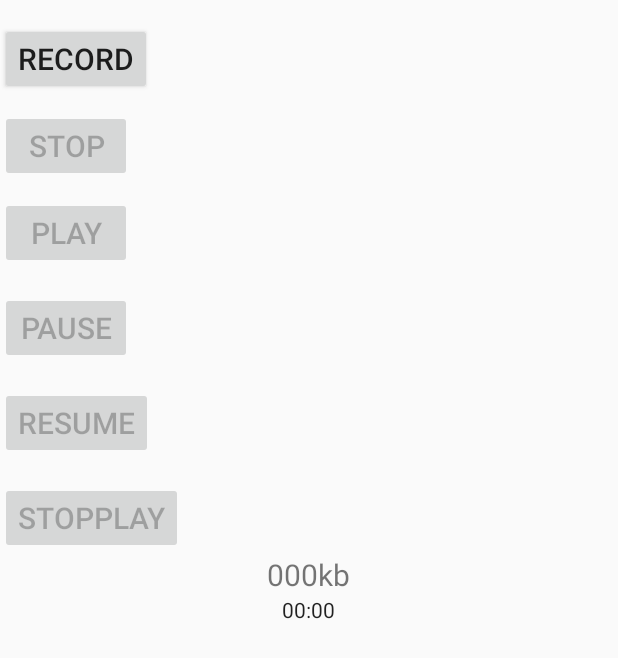
After one commit to ChuHieu02/AudioRecorder, an Android app: the demoActivity screen opened directly, with no data from a screen before it, on a phone screen of 412 x 824 dp. The commit adds this screen. Shown: the top 658 px of the screen. Run offline under Robolectric (Android 15) with nearby library versions, the phone set to English and light mode, and no system bars.

Commit message:
MODAUDIORECORDER-13 - Triển khai Chức năng Pause và Play trong ghi âm MODAUDIORECORDER-34 - Xuất ra thời gian khi đang tiến hành ghi âm.

```diff
--- /dev/null
+++ b/app/src/main/java/com/audiorecorder/voicerecorderhd/editor/demoRecord/demoActivity.java
@@ -0,0 +1,182 @@
+package com.audiorecorder.voicerecorderhd.editor.demoRecord;
+
+import androidx.annotation.RequiresApi;
+import androidx.appcompat.app.AppCompatActivity;
+
+import android.media.MediaPlayer;
+import android.media.MediaRecorder;
+import android.os.Build;
+import android.os.Bundle;
+import android.os.Environment;
+import android.os.SystemClock;
+import android.view.View;
+import android.widget.Button;
+import android.widget.Chronometer;
+import android.widget.TextView;
+import android.widget.Toast;
+
+import com.audiorecorder.voicerecorderhd.editor.R;
+
+import java.io.IOException;
+import java.util.UUID;
+
+public class demoActivity extends AppCompatActivity {
+    private Button playRecord, stopRecord, startRecord,pause,resume,stopPlay;
+    private MediaRecorder myAudioRecorder;
+    private String outputFile;
+    private Chronometer chronometerTimer;
+    private TextView tvTimer;
+    private boolean isRunning;
+    private long pauseOffsetChorno;
+    private static String timeSize;
+    @Override
+    protected void onCreate(Bundle savedInstanceState) {
+        super.onCreate(savedInstanceState);
+        setContentView(R.layout.activity_demo);
+        playRecord = (Button) findViewById(R.id.play);
+        stopRecord = (Button) findViewById(R.id.stop);
+        startRecord = (Button) findViewById(R.id.record);
+        pause = (Button) findViewById(R.id.pasue);
+        resume = (Button) findViewById(R.id.resume);
+        stopPlay = (Button) findViewById(R.id.stopPlay);
+        tvTimer = (TextView) findViewById(R.id.tvFileLenght);
+        chronometerTimer = (Chronometer) findViewById(R.id.chronometerTime);
+        stopRecord.setEnabled(false);
+        playRecord.setEnabled(false);
+        pause.setEnabled(false);
+        resume.setEnabled(false);
+        stopPlay.setEnabled(false);
+        operateAudio();
+    }
+
+    private void operateAudio() {
+
+        startRecord.setOnClickListener(new View.OnClickListener() {
+            @Override
+            public void onClick(View v) {
+                outputFile = Environment.getExternalStorageDirectory().getAbsolutePath() +"/"+ UUID.randomUUID() + "RecorderLAWER.mp3";
+                setupMediaRecorder();
+
+                try {
+                    myAudioRecorder.prepare();
+                    myAudioRecorder.start();
+                    pause.setEnabled(true);
+                } catch (IllegalStateException ise) {
+                    // make something ...
+                } catch (IOException ioe) {
+                    // make something
+                }
+                startRecord.setEnabled(false);
+                stopRecord.setEnabled(true);
+                playRecord.setEnabled(false);
+                stopChoronometer();
+                startChoronometer();
+                Toast.makeText(getApplicationContext(), "Recording started", Toast.LENGTH_LONG).show();
+            }
+        });
+
+        stopRecord.setOnClickListener(new View.OnClickListener() {
+            @RequiresApi(api = Build.VERSION_CODES.O)
+            @Override
+            public void onClick(View v) {
+                myAudioRecorder.stop();
+                myAudioRecorder.release();
+                myAudioRecorder = null;
+                startRecord.setEnabled(true);
+                stopRecord.setEnabled(false);
+                playRecord.setEnabled(true);
+                pause.setEnabled(false);
+                resume.setEnabled(false);
+                pauseChoronometer();
+                Toast.makeText(getApplicationContext(), "Audio Recorder successfully", Toast.LENGTH_LONG).show();
+            }
+        });
+
+        playRecord.setOnClickListener(new View.OnClickListener() {
+            @Override
+            public void onClick(View v) {
+                MediaPlayer mediaPlayer = new MediaPlayer();
+                stopPlay.setEnabled(true);
+                playRecord.setEnabled(false);
+                startRecord.setEnabled(false);
+                try {
+                    mediaPlayer.setDataSource(outputFile);
+                    mediaPlayer.prepare();
+                    mediaPlayer.start();
+                    Toast.makeText(getApplicationContext(), "Playing Audio", Toast.LENGTH_LONG).show();
+                } catch (Exception e) {
+                    // make something
+                }
+            }
+        });
+
+        pause.setOnClickListener(new View.OnClickListener() {
+            @RequiresApi(api = Build.VERSION_CODES.N)
+            @Override
+            public void onClick(View v) {
+                myAudioRecorder.pause();
+                pauseChoronometer();
+                resume.setEnabled(true);
+                pause.setEnabled(false);
+            }
+        });
+
+        resume.setOnClickListener(new View.OnClickListener() {
+            @RequiresApi(api = Build.VERSION_CODES.N)
+            @Override
+            public void onClick(View v) {
+                myAudioRecorder.resume();
+                startChoronometer();
+                resume.setEnabled(false);
+                pause.setEnabled(true);
+            }
+        });
+
+        stopPlay.setOnClickListener(new View.OnClickListener() {
+            @Override
+            public void onClick(View v) {
+                stopRecord.setEnabled(false);
+                resume.setEnabled(false);
+                pause.setEnabled(false);
+                playRecord.setEnabled(true);
+                stopPlay.setEnabled(false);
+                startRecord.setEnabled(true);
+
+                if (myAudioRecorder != null){
+                    myAudioRecorder.stop();
+                    myAudioRecorder.release();
+                    setupMediaRecorder();
+                }
+            }
+        });
+    }
+
+
+    private  void  setupMediaRecorder(){
+        myAudioRecorder = new MediaRecorder();
+        myAudioRecorder.setAudioSource(MediaRecorder.AudioSource.MIC);
+        myAudioRecorder.setOutputFormat(MediaRecorder.OutputFormat.THREE_GPP);
+        myAudioRecorder.setAudioEncoder(MediaRecorder.OutputFormat.AMR_NB);
+        myAudioRecorder.setOutputFile(outputFile);
+    }
+
+    private  void startChoronometer(){
+        if(!isRunning){
+            chronometerTimer.setBase(SystemClock.elapsedRealtime() - pauseOffsetChorno);
+            chronometerTimer.start();
+            isRunning= true;
+        }
+    }
+    private  void pauseChoronometer(){
+        if(isRunning){
+            chronometerTimer.stop();
+            pauseOffsetChorno = SystemClock.elapsedRealtime() - chronometerTimer.getBase();
+            isRunning = false;
+        }
+    }
+    private  void stopChoronometer(){
+        chronometerTimer.setBase(SystemClock.elapsedRealtime());
+        pauseOffsetChorno = 0;
+        timeSize = null;
+    }
+}
--- /dev/null
+++ b/app/src/main/res/layout/activity_demo.xml
@@ -0,0 +1,80 @@
+<?xml version="1.0" encoding="utf-8"?>
+<LinearLayout xmlns:android="http://schemas.android.com/apk/res/android"
+    xmlns:app="http://schemas.android.com/apk/res-auto"
+    xmlns:tools="http://schemas.android.com/tools"
+    android:layout_width="match_parent"
+    android:orientation="vertical"
+    android:layout_height="match_parent"
+    tools:context=".demoRecord.demoActivity">
+    <Button
+        android:layout_width="wrap_content"
+        android:layout_height="wrap_content"
+        android:text="Record"
+        android:textSize="20sp"
+        android:id="@+id/record"
+        android:layout_centerHorizontal="true"
+        android:layout_marginTop="15dp"
+        />
+    <Button
+        android:layout_width="wrap_content"
+        android:layout_height="wrap_content"
+        android:text="Stop"
+        android:textSize="20sp"
+        android:id="@+id/stop"
+        android:layout_below="@id/record"
+        android:layout_marginTop="10dp"
+        android:layout_centerHorizontal="true"
+        />
+    <Button
+        android:layout_width="wrap_content"
+        android:layout_height="wrap_content"
+        android:text="Play"
+        android:textSize="20sp"
+        android:id="@+id/play"
+        android:layout_below="@id/stop"
+        android:layout_marginTop="10dp"
+        android:layout_centerHorizontal="true"
+        />
+    <Button
+        android:layout_width="wrap_content"
+        android:layout_height="wrap_content"
+        android:text="pause"
+        android:textSize="20sp"
+        android:id="@+id/pasue"
+        android:layout_centerHorizontal="true"
+        android:layout_marginTop="15dp"
+        />
+    <Button
+        android:layout_width="wrap_content"
+        android:layout_height="wrap_content"
+        android:text="resume"
+        android:textSize="20sp"
+        android:id="@+id/resume"
+        android:layout_centerHorizontal="true"
+        android:layout_marginTop="15dp"
+        />
+    <Button
+        android:layout_width="wrap_content"
+        android:layout_height="wrap_content"
+        android:text="stopPlay"
+        android:textSize="20sp"
+        android:id="@+id/stopPlay"
+        android:layout_centerHorizontal="true"
+        android:layout_marginTop="15dp"
+        />
+    <TextView
+        android:id="@+id/tvFileLenght"
+        android:layout_gravity="center"
+        android:layout_width="wrap_content"
+        android:layout_height="wrap_content"
+        android:text="000kb"
+        android:textSize="20sp"
+        />
+
+    <Chronometer
+        android:layout_gravity="center"
+        android:id="@+id/chronometerTime"
+        android:layout_width="wrap_content"
+        android:layout_height="wrap_content" />
+
+</LinearLayout>
```
Also changed, not shown: app/src/main/AndroidManifest.xml (+4 -4 lines), app/src/main/java/com/audiorecorder/voicerecorderhd/editor/MainActivity.java (+1 -29 lines).
